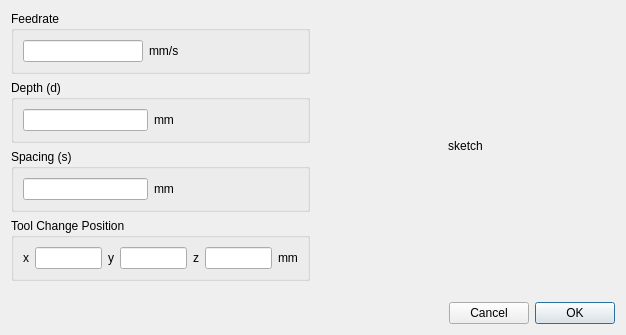
Above: autodrill/ui/dialogDrillParameter.ui from ElektronikNode/autodrill before the change. Below: the same form after it.
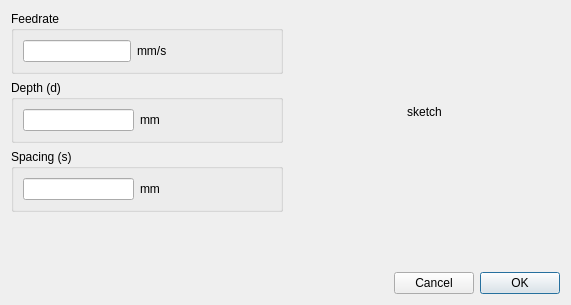
That is the form after the change.

Commit message: add toolNrs to drills, G-Code is written as one file, LinuxCNC does the tool changing

```diff
--- a/autodrill/ui/dialogDrillParameter.ui
+++ b/autodrill/ui/dialogDrillParameter.ui
@@ -6,8 +6,8 @@
    <rect>
     <x>0</x>
     <y>0</y>
-    <width>626</width>
-    <height>335</height>
+    <width>571</width>
+    <height>305</height>
    </rect>
   </property>
   <property name="windowTitle">
@@ -114,97 +114,6 @@
          </layout>
         </widget>
        </item>
-       <item>
-        <widget class="QGroupBox" name="groupBox_4">
-         <property name="title">
-          <string>Tool Change Position</string>
-         </property>
-         <layout class="QHBoxLayout" name="horizontalLayout_3" stretch="1,0,1,0,1,0,1">
-          <item>
-           <widget class="QLabel" name="label_4">
-            <property name="text">
-             <string>x</string>
-            </property>
-           </widget>
-          </item>
-          <item>
-           <widget class="QLineEdit" name="lineEdit_toolChangePosX">
-            <property name="sizePolicy">
-             <sizepolicy hsizetype="Fixed" vsizetype="Fixed">
-              <horstretch>0</horstretch>
-              <verstretch>0</verstretch>
-             </sizepolicy>
-            </property>
-            <property name="minimumSize">
-             <size>
-              <width>50</width>
-              <height>0</height>
-             </size>
-            </property>
-           </widget>
-          </item>
-          <item>
-           <widget class="QLabel" name="label_5">
-            <property name="text">
-             <string>y</string>
-            </property>
-           </widget>
-          </item>
-          <item>
-           <widget class="QLineEdit" name="lineEdit_toolChangePosY">
-            <property name="sizePolicy">
-             <sizepolicy hsizetype="Fixed" vsizetype="Fixed">
-              <horstretch>0</horstretch>
-              <verstretch>0</verstretch>
-             </sizepolicy>
-            </property>
-            <property name="minimumSize">
-             <size>
-              <width>50</width>
-              <height>0</height>
-             </size>
-            </property>
-           </widget>
-          </item>
-          <item>
-           <widget class="QLabel" name="label_6">
-            <property name="text">
-             <string>z</string>
-            </property>
-           </widget>
-          </item>
-          <item>
-           <widget class="QLineEdit" name="lineEdit_toolChangePosZ">
-            <property name="sizePolicy">
-             <sizepolicy hsizetype="Fixed" vsizetype="Fixed">
-              <horstretch>0</horstretch>
-              <verstretch>0</verstretch>
-             </sizepolicy>
-            </property>
-            <property name="minimumSize">
-             <size>
-              <width>50</width>
-              <height>0</height>
-             </size>
-            </property>
-            <property name="maximumSize">
-             <size>
-              <width>146</width>
-              <height>16777215</height>
-             </size>
-            </property>
-           </widget>
-          </item>
-          <item>
-           <widget class="QLabel" name="label_7">
-            <property name="text">
-             <string>mm</string>
-            </property>
-           </widget>
-          </item>
-         </layout>
-        </widget>
-       </item>
       </layout>
      </item>
      <item>
```
Left out of the diff: 2 changed lines with no effect on the pictures. The commit also changes 11 other files.
